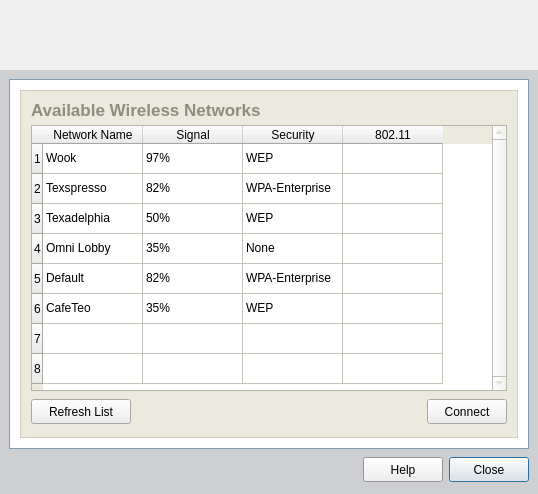
The window that xsupplicant-ui/Skins/Default/SSIDListWindow.ui (Zero3K/xsupplicant) describes before a commit, drawn with Qt 5.
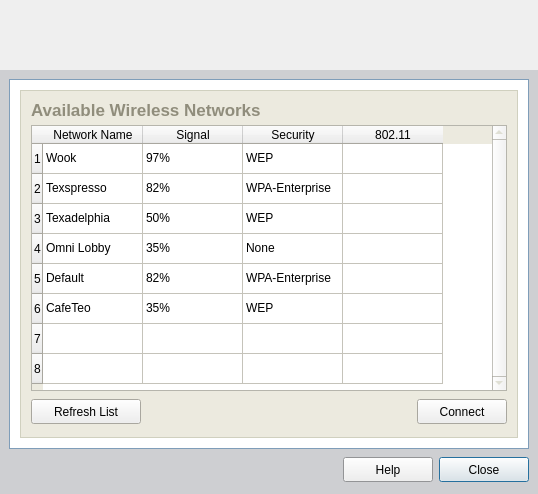
The same window after the commit. Icons and pictures are not drawn.

Commit message: Make standard button sizes consistent

The edit to the form file:
```diff
--- a/xsupplicant-ui/Skins/Default/SSIDListWindow.ui
+++ b/xsupplicant-ui/Skins/Default/SSIDListWindow.ui
@@ -867,13 +867,13 @@
                  </property>
                  <property name="minimumSize" >
                   <size>
-                   <width>100</width>
+                   <width>110</width>
                    <height>25</height>
                   </size>
                  </property>
                  <property name="maximumSize" >
                   <size>
-                   <width>100</width>
+                   <width>110</width>
                    <height>25</height>
                   </size>
                  </property>
@@ -911,13 +911,13 @@
                  </property>
                  <property name="minimumSize" >
                   <size>
-                   <width>80</width>
+                   <width>90</width>
                    <height>25</height>
                   </size>
                  </property>
                  <property name="maximumSize" >
                   <size>
-                   <width>80</width>
+                   <width>90</width>
                    <height>25</height>
                   </size>
                  </property>
@@ -1003,13 +1003,13 @@
            </property>
            <property name="minimumSize" >
             <size>
-             <width>80</width>
+             <width>90</width>
              <height>25</height>
             </size>
            </property>
            <property name="maximumSize" >
             <size>
-             <width>80</width>
+             <width>90</width>
              <height>25</height>
             </size>
            </property>
@@ -1034,13 +1034,13 @@
            </property>
            <property name="minimumSize" >
             <size>
-             <width>80</width>
+             <width>90</width>
              <height>25</height>
             </size>
            </property>
            <property name="maximumSize" >
             <size>
-             <width>80</width>
+             <width>90</width>
              <height>25</height>
             </size>
            </property>
```
The commit also changes 1 other file.
